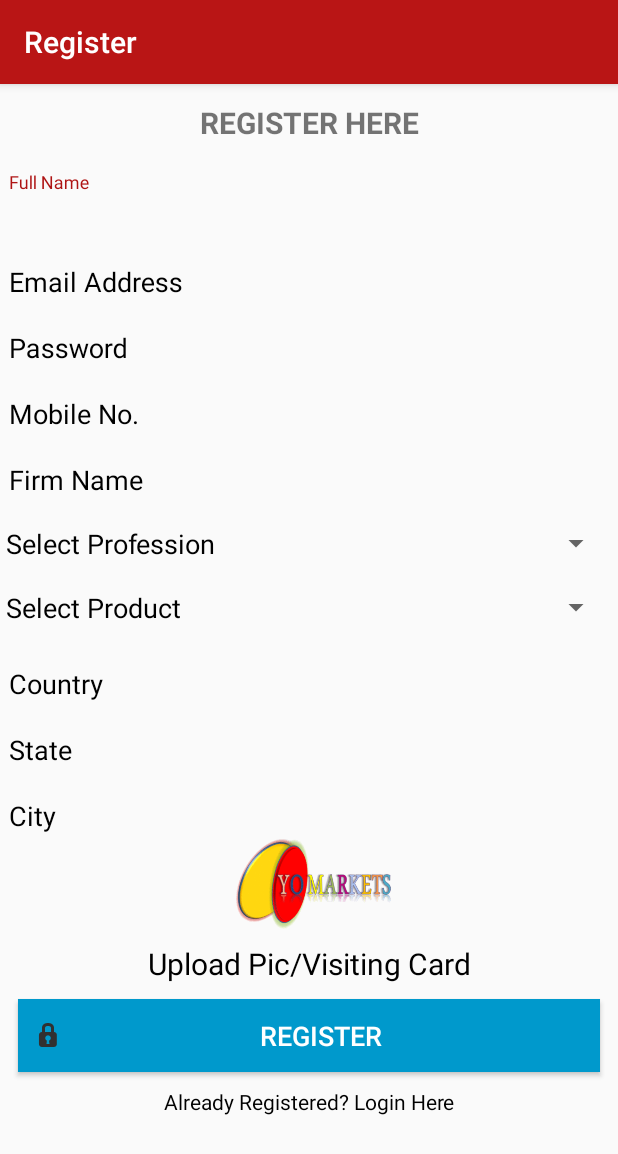
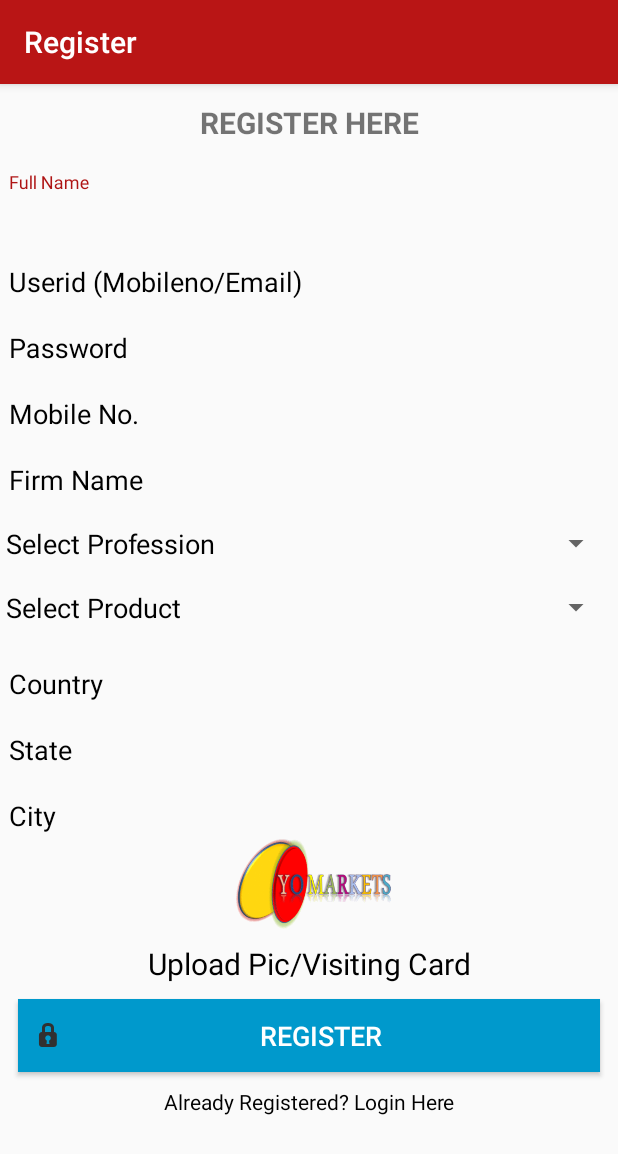
Before and after one commit to YESALAM/YoMarket, an Android app: the Register_Activity screen opened directly, with no data from a screen before it, on a phone screen of 412 x 824 dp. Shown: the top 1154 px of the screen. Run offline under Robolectric (Android 15) with nearby library versions, the phone set to English and light mode, and no system bars; our stand-ins replace Volley.

Commit message:
view res changes

```diff
--- a/app/src/main/res/layout/activity_post_frag.xml
+++ b/app/src/main/res/layout/activity_post_frag.xml
@@ -118,7 +118,6 @@
                     android:layout_width="match_parent"
                     android:layout_height="wrap_content"
                     android:hint="Quantity"
-                    android:inputType="number"
                     android:textColor="@android:color/background_dark" />
 
             </android.support.design.widget.TextInputLayout>
--- a/app/src/main/res/layout/activity_register_.xml
+++ b/app/src/main/res/layout/activity_register_.xml
@@ -52,7 +52,7 @@
                     android:id="@+id/registeremail"
                     android:layout_width="match_parent"
                     android:layout_height="40dp"
-                    android:hint="Email Address"
+                    android:hint="Userid (Mobileno/Email)"
                     android:inputType="textEmailAddress"
                     android:textColor="@android:color/black" />
             </android.support.design.widget.TextInputLayout>
```
